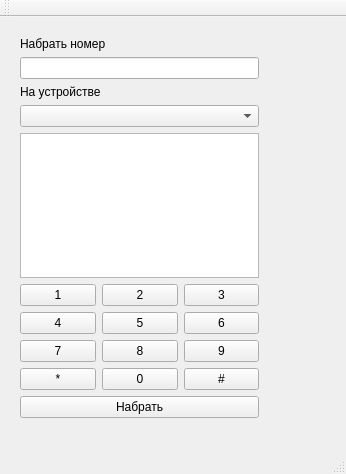
Before: the Qt Designer form RemoteDialerQt/mainwindow.ui in appach22/RemoteDialerQt, drawn with Qt 5.
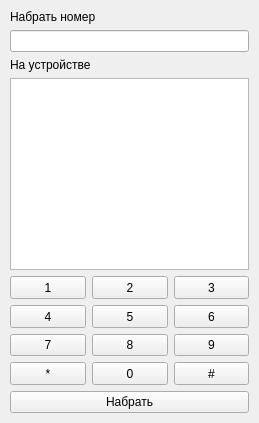
After: the same form once the commit is applied.

Diff of the .ui file:
```diff
--- a/RemoteDialerQt/mainwindow.ui
+++ b/RemoteDialerQt/mainwindow.ui
@@ -6,8 +6,8 @@
    <rect>
     <x>0</x>
     <y>0</y>
-    <width>346</width>
-    <height>474</height>
+    <width>259</width>
+    <height>423</height>
    </rect>
   </property>
   <property name="windowTitle">
@@ -17,13 +17,16 @@
    <widget class="QWidget" name="verticalLayoutWidget">
     <property name="geometry">
      <rect>
-      <x>10</x>
-      <y>10</y>
+      <x>0</x>
+      <y>0</y>
       <width>259</width>
-      <height>401</height>
+      <height>423</height>
      </rect>
     </property>
     <layout class="QVBoxLayout" name="verticalLayout">
+     <property name="sizeConstraint">
+      <enum>QLayout::SetDefaultConstraint</enum>
+     </property>
      <property name="leftMargin">
       <number>10</number>
      </property>
@@ -66,10 +69,17 @@
       </widget>
      </item>
      <item>
-      <widget class="QComboBox" name="cbDevices"/>
-     </item>
-     <item>
-      <widget class="QListView" name="lvDevices"/>
+      <widget class="QListView" name="lvDevices">
+       <property name="sizePolicy">
+        <sizepolicy hsizetype="Expanding" vsizetype="Preferred">
+         <horstretch>0</horstretch>
+         <verstretch>0</verstretch>
+        </sizepolicy>
+       </property>
+       <property name="editTriggers">
+        <set>QAbstractItemView::NoEditTriggers</set>
+       </property>
+      </widget>
      </item>
      <item>
       <layout class="QGridLayout" name="gridLayout_2">
@@ -244,25 +254,6 @@
     </layout>
    </widget>
   </widget>
-  <widget class="QMenuBar" name="menuBar">
-   <property name="geometry">
-    <rect>
-     <x>0</x>
-     <y>0</y>
-     <width>346</width>
-     <height>18</height>
-    </rect>
-   </property>
-  </widget>
-  <widget class="QToolBar" name="mainToolBar">
-   <attribute name="toolBarArea">
-    <enum>TopToolBarArea</enum>
-   </attribute>
-   <attribute name="toolBarBreak">
-    <bool>false</bool>
-   </attribute>
-  </widget>
-  <widget class="QStatusBar" name="statusBar"/>
  </widget>
  <layoutdefault spacing="6" margin="11"/>
  <resources/>
```
Left out of the diff: 122 changed lines with no effect on the pictures.
